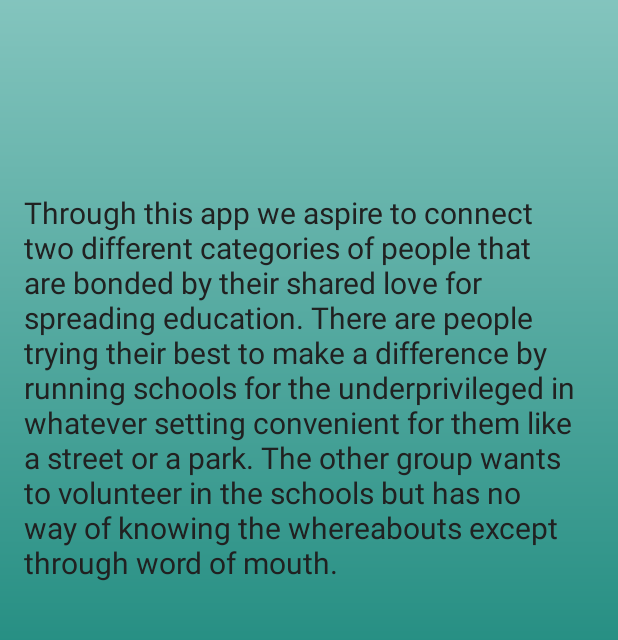
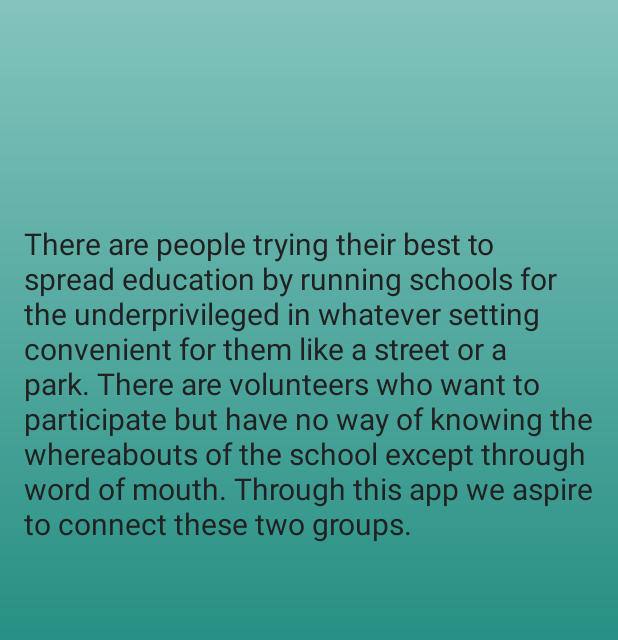
Before and after one commit to Uroos/Slum-Schools, an Android app: the screen it shows after launch (AboutActivity), in the side drawer, after a tap on "About", on a phone screen of 412 x 824 dp, the part 324-964 px from its top. Run offline under Robolectric (Android 15) with nearby library versions, the phone set to English and light mode, and no system bars; our stand-ins replace ButterKnife, Firebase (no records; nobody signed in at launch, a user with empty details on screens opened directly); libraries missing offline, so code that uses them is left out: com.firebase.ui; 2 statements that could not run were skipped.

Commit message:
Add splash screen

```diff
--- a/app/src/main/java/com/example/myapplication/AboutActivity.java
+++ b/app/src/main/java/com/example/myapplication/AboutActivity.java
@@ -1,8 +1,8 @@
 package com.example.myapplication;
 
+import android.os.Bundle;
 import android.support.v7.app.ActionBar;
 import android.support.v7.app.AppCompatActivity;
-import android.os.Bundle;
 import android.support.v7.widget.Toolbar;
 import android.view.MenuItem;
 
@@ -23,6 +23,7 @@ public class AboutActivity extends AppCompatActivity {
         actionbar.setDisplayHomeAsUpEnabled(true);
         actionbar.setHomeAsUpIndicator(R.drawable.ic_arrow_back_white_24dp);
     }
+
     @Override
     public boolean onOptionsItemSelected(MenuItem item) {
         switch (item.getItemId()) {
--- a/app/src/main/java/com/example/myapplication/MapsActivity.java
+++ b/app/src/main/java/com/example/myapplication/MapsActivity.java
@@ -3,6 +3,7 @@ package com.example.myapplication;
 import android.Manifest;
 import android.content.Intent;
 import android.content.pm.PackageManager;
+import android.graphics.drawable.AnimatedVectorDrawable;
 import android.location.Location;
 import android.os.Build;
 import android.os.Bundle;
@@ -33,7 +34,6 @@ import com.google.android.gms.maps.GoogleMap;
 import com.google.android.gms.maps.OnMapReadyCallback;
 import com.google.android.gms.maps.SupportMapFragment;
 import com.google.android.gms.maps.model.BitmapDescriptorFactory;
-import com.google.android.gms.maps.model.CameraPosition;
 import com.google.android.gms.maps.model.LatLng;
 import com.google.android.gms.maps.model.Marker;
 import com.google.android.gms.maps.model.MarkerOptions;
@@ -66,10 +66,10 @@ public class MapsActivity extends AppCompatActivity implements OnMapReadyCallbac
     private static final int REQUEST_LOCATION_PERMISSION = 1;
     private static final String TAG = MapsActivity.class.getName();
     private static final int MY_PERMISSION_REQUEST_FINE_LOCATION = 101;
-    private static final String MAPVIEW_BUNDLE_KEY="MapViewKey";
+    private static final String MAPVIEW_BUNDLE_KEY = "MapViewKey";
 
     // To limit the calls to get current location
-    private static int once=0;
+    private static int once = 0;
 
     private List<School> schools;
 
@@ -96,14 +96,18 @@ public class MapsActivity extends AppCompatActivity implements OnMapReadyCallbac
 
     @Override
     protected void onCreate(Bundle savedInstanceState) {
+
         super.onCreate(savedInstanceState);
         setContentView(R.layout.activity_maps);
         ButterKnife.bind(this);
+
+       // AnimatedVectorDrawable menuToBack = (AnimatedVectorDrawable) getDrawable(R.drawable.avd_menu_to_back);
+
         mapFragment = (SupportMapFragment) getSupportFragmentManager()
                 .findFragmentById(R.id.map);
 
         Bundle mapViewBundle = null;
-        if(savedInstanceState!=null){
+        if (savedInstanceState != null) {
             mapViewBundle = savedInstanceState.getBundle(MAPVIEW_BUNDLE_KEY);
         }
         // This arraylist will contain all the markers downloaded from the database.
@@ -118,7 +122,9 @@ public class MapsActivity extends AppCompatActivity implements OnMapReadyCallbac
         // Enable the app bar's "home" button by calling setDisplayHomeAsUpEnabled(true)
         ActionBar actionbar = getSupportActionBar();
         actionbar.setDisplayHomeAsUpEnabled(true);
-        actionbar.setHomeAsUpIndicator(R.drawable.ic_menu_white_24dp);
+       actionbar.setHomeAsUpIndicator(R.drawable.ic_menu_white_24dp);
+        //actionbar.setHomeAsUpIndicator(menuToBack);
+        //menuToBack.start();
 
         drawerLayout = findViewById(R.id.drawer_layout);
         navigationView = findViewById(R.id.nav_view);
@@ -145,8 +151,11 @@ public class MapsActivity extends AppCompatActivity implements OnMapReadyCallbac
             user = FirebaseAuth.getInstance().getCurrentUser();
         }
 
-        if(once==0) {
-            once=1;
+        // Run this part only when activity starts for the first time. This sets the camera on user
+        // location when app is first opened and permission is given. We don't want this code running
+        // at every rotation of the phone, as we want to preserve the state of the map.
+        if (once == 0) {
+            once = 1;
             if (isOnline(this)) {
                 if (ActivityCompat.checkSelfPermission(this, Manifest.permission.ACCESS_FINE_LOCATION) == PackageManager.PERMISSION_GRANTED) {
                     mFusedLocationClient.getLastLocation().addOnSuccessListener(this, new OnSuccessListener<Location>() {
@@ -156,7 +165,6 @@ public class MapsActivity extends AppCompatActivity implements OnMapReadyCallbac
                                 currentLatitude = location.getLatitude();
                                 currentLongitude = location.getLongitude();
                                 currentLatLng = new LatLng(currentLatitude, currentLongitude);
-                                // once ensures that only the first time camera zooms in to the current location
                                 mMap.moveCamera(CameraUpdateFactory.newLatLngZoom(currentLatLng, 10));
                                 //Log.v(TAG, "On current latitude is: " + location.getLatitude());
                             }
@@ -225,6 +233,7 @@ public class MapsActivity extends AppCompatActivity implements OnMapReadyCallbac
             }
         });
     }
+
     @Override
     public void onRequestPermissionsResult(int requestCode,
                                            @NonNull String[] permissions,
@@ -236,7 +245,7 @@ public class MapsActivity extends AppCompatActivity implements OnMapReadyCallbac
                 if (grantResults.length > 0
                         && grantResults[0]
                         == PackageManager.PERMISSION_GRANTED) {
-                   enableMyLocation();
+                    enableMyLocation();
                     break;
                 }
         }
@@ -247,7 +256,7 @@ public class MapsActivity extends AppCompatActivity implements OnMapReadyCallbac
                 Manifest.permission.ACCESS_FINE_LOCATION)
                 == PackageManager.PERMISSION_GRANTED) {
             mMap.setMyLocationEnabled(true);
-            if(once==1) {
+            if (once == 1) {
                 once = 2;
                 mFusedLocationClient.getLastLocation().addOnSuccessListener(this, new OnSuccessListener<Location>() {
                     @Override
@@ -266,10 +275,11 @@ public class MapsActivity extends AppCompatActivity implements OnMapReadyCallbac
             }
             Log.v(MapsActivity.this.getClass().getName(), "On Location is allowed");
 
-        }else{
+        } else {
             mMap.setMyLocationEnabled(false);
         }
     }
+
     // Attaching Auth State listener
     @Override
     protected void onPostResume() {
@@ -283,6 +293,7 @@ public class MapsActivity extends AppCompatActivity implements OnMapReadyCallbac
             firebaseAuth.addAuthStateListener(authStateListener);
         }
     }
+
     // Input Screen is opened for user to enter details about the school.
     private void launchInputScreen(LatLng latLng) {
         Intent intent = new Intent(this, InputActivity.class);
@@ -402,9 +413,9 @@ public class MapsActivity extends AppCompatActivity implements OnMapReadyCallbac
     protected void onSaveInstanceState(Bundle outState) {
         super.onSaveInstanceState(outState);
         Bundle bundle = outState.getBundle(MAPVIEW_BUNDLE_KEY);
-        if(bundle==null){
-            bundle=new Bundle();
-            outState.putBundle(MAPVIEW_BUNDLE_KEY,bundle);
+        if (bundle == null) {
+            bundle = new Bundle();
+            outState.putBundle(MAPVIEW_BUNDLE_KEY, bundle);
         }
         mapFragment.onSaveInstanceState(bundle);
     }
@@ -464,7 +475,7 @@ public class MapsActivity extends AppCompatActivity implements OnMapReadyCallbac
                 //start login screen if user is not logged in else dismiss to go back to maps
                 //Toast.makeText(this, "add marker is pressed", Toast.LENGTH_SHORT).show();
                 //Timber.v("add marker is pressed");
-                once=0;
+                once = 0;
                 if (isOnline(this)) {
                     if (user == null) {
                         startSignInFlow();
--- /dev/null
+++ b/app/src/main/res/drawable/avd_menu_to_back.xml
@@ -0,0 +1,14 @@
+<?xml version="1.0" encoding="utf-8"?>
+<animated-vector
+    xmlns:android="http://schemas.android.com/apk/res/android"
+    android:drawable="@drawable/ic_menu_white_24dp">
+
+    <target
+        android:name="@string/cross"
+        android:animation="@animator/menu_to_back" />
+
+    <target
+        android:name="@string/groupTickCross"
+        android:animation="@animator/rotate_menu_to_back" />
+
+</animated-vector>
--- a/app/src/main/res/drawable/ic_arrow_back_white_24dp.xml
+++ b/app/src/main/res/drawable/ic_arrow_back_white_24dp.xml
@@ -1,5 +1,6 @@
 <vector android:height="24dp" android:tint="#FFFFFF"
     android:viewportHeight="24.0" android:viewportWidth="24.0"
     android:width="24dp" xmlns:android="http://schemas.android.com/apk/res/android">
-    <path android:fillColor="#FF000000" android:pathData="M20,11H7.83l5.59,-5.59L12,4l-8,8 8,8 1.41,-1.41L7.83,13H20v-2z"/>
+    <path android:fillColor="#FF000000"
+        android:pathData="@string/path_back"/>
 </vector>
--- a/app/src/main/res/drawable/ic_menu_white_24dp.xml
+++ b/app/src/main/res/drawable/ic_menu_white_24dp.xml
@@ -1,5 +1,6 @@
 <vector android:height="24dp" android:tint="#FFFFFF"
     android:viewportHeight="24.0" android:viewportWidth="24.0"
     android:width="24dp" xmlns:android="http://schemas.android.com/apk/res/android">
-    <path android:fillColor="#FF000000" android:pathData="M3,18h18v-2L3,16v2zM3,13h18v-2L3,11v2zM3,6v2h18L21,6L3,6z"/>
+    <path android:fillColor="#FF000000"
+        android:pathData="@string/path_menu"/>
 </vector>
--- a/app/src/main/res/drawable/nav_background.xml
+++ b/app/src/main/res/drawable/nav_background.xml
@@ -1,4 +1,5 @@
 <?xml version="1.0" encoding="utf-8"?>
+<!--This file is added to show purple ripple on touch-->
 <ripple xmlns:android="http://schemas.android.com/apk/res/android"
     android:color="@color/colorPrimaryDark">
     <item android:id="@android:id/background">
--- /dev/null
+++ b/app/src/main/res/drawable/splash_background.xml
@@ -0,0 +1,18 @@
+<?xml version="1.0" encoding="utf-8"?>
+
+<!-- The android:opacity=”opaque” line — this is critical in preventing a flash of black as your theme transitions. -->
+<layer-list xmlns:android="http://schemas.android.com/apk/res/android"
+    android:opacity="opaque">
+
+    <!-- The background color,  the same as your normal theme -->
+    <item android:drawable="@drawable/background"/>
+
+    <!-- Your product logo  -->
+    <item>
+        <bitmap
+            android:src="@drawable/logo_with_name"
+            android:gravity="center"/>
+
+    </item>
+
+</layer-list>
--- a/app/src/main/res/layout/activity_maps.xml
+++ b/app/src/main/res/layout/activity_maps.xml
@@ -52,10 +52,10 @@
         android:layout_width="wrap_content"
         android:layout_height="match_parent"
         android:layout_gravity="start"
+        android:background="@color/colorText"
         android:elevation="@dimen/nav_drawer_elevation"
         android:fitsSystemWindows="true"
         app:headerLayout="@layout/nav_header"
-        android:background="@color/colorText"
         app:itemBackground="@drawable/nav_background"
         app:itemTextColor="@color/colorPrimaryDark"
         app:menu="@menu/drawer_view" />
--- a/app/src/main/res/values/dimens.xml
+++ b/app/src/main/res/values/dimens.xml
@@ -36,7 +36,7 @@
 
     <!-- Dimensions for navigation header -->
     <dimen name="nav_height">240dp</dimen>
-    <dimen name="nav_text_view">40sp</dimen>
+    <dimen name="nav_text_view">30sp</dimen>
     <dimen name="margin_56">56dp</dimen>
     <dimen name="nav_drawer_elevation">16dp</dimen>
     <dimen name="toolbar_elevation">4dp</dimen>
--- a/app/src/main/res/values/strings.xml
+++ b/app/src/main/res/values/strings.xml
@@ -34,16 +34,25 @@
     <string name="btn_save">Save</string>
 
     <!-- Details Activity and Input Activity-->
-    <string name="tv_about">Through this app we aspire to connect two different categories of people
-                            that are bonded by their shared love for spreading education. There are people
-                            trying their best to make a difference by running schools
+    <string name="tv_about"> There are people trying their best to spread education by running schools
                             for the underprivileged in whatever setting convenient for them like
-                            a street or a park. The other group wants to volunteer in the schools
-                            but has no way of knowing the whereabouts except through word of mouth.</string>
+                            a street or a park. There are volunteers who want to participate
+                            but have no way of knowing the whereabouts of the school except through word of mouth.
+                            Through this app we aspire to connect these two groups.</string>
 
     <!-- Content Descriptions-->
     <string name="content_description_call">call</string>
     <string name="content_description_email">send mail</string>
     <string name="content_description_like">like</string>
 
+    <!-- Paths for transitions-->
+    <!--<string name="path_menu">M3,18h18v-2L3,16v2zM3,13h18v-2L3,11v2zM3,6v2h18L21,6L3,6z</string>-->
+    <string name="path_menu">M 3.0,18.0 h 18.0 v -2.0 L 3.0,16.0 v 2.0 L 3.0,18.0 M 3.0,13.0 h 18.0 v -2.0 H 21.0 l 0.0,0.0 L 3.0,11.0 v 2.0 l 0.0,0.0 l 0.0,0.0 l 0.0,0.0 L 3.0,13.0 M 3.0,6.0 H 3.0 v 2.0 h 18.0 L 21.0,6.0 L 3.0,6.0 </string>
+    <!--<string name="path_back">M20,11H7.83l5.59,-5.59L12,4l-8,8 8,8 1.41,-1.41L7.83,13H20v-2z</string>-->
+    <string name="path_back">M 0.0,0.0 h 0.0 v 0.0 L 0.0,0.0 v 0.0 L 0.0,0.0 M 20.0,11.0 h 0.0 v 0.0 H 7.83 l 5.59,-5.59 L 12.0,4.0 v 0.0 l -8.0,8.0 l 8.0,8.0 l 1.41,-1.41 L 7.83,13.0 M 7.83,13.0 H 20.0 v -2.0 h 0.0 L 20.0,11.0 L 20.0,11.0 </string>
+    <string name="tick">tick</string>
+    <string name="cross">cross</string>
+    <string name="groupTickCross">groupTickCross</string>
+    <integer name="duration">450</integer>
+
 </resources>
--- a/app/src/main/res/values/styles.xml
+++ b/app/src/main/res/values/styles.xml
@@ -6,6 +6,17 @@
         <item name="colorPrimary">@color/colorPrimary</item>
         <item name="colorPrimaryDark">@color/colorPrimaryDark</item>
         <item name="colorAccent">@color/colorAccent</item>
+        <item name="drawerArrowStyle">@style/DrawerIcon</item>
+    </style>
+
+    <style name="AppTheme.Launcher">
+    <item name="android:windowBackground">@drawable/splash_background</item>
+    <!-- Optional, on Android 5+ you can modify the colorPrimaryDark color to match the windowBackground color for further branding-->
+    <!-- <item name="colorPrimaryDark">@android:color/white</item> -->
+    </style>
+
+    <style name="DrawerIcon" parent="Widget.AppCompat.DrawerArrowToggle">
+        <item name="color">@color/colorText</item>
     </style>
 
     <style name="AppTheme.AppBarOverlay" parent="ThemeOverlay.AppCompat.Dark.ActionBar" />
```
Also changed, not shown: app/src/main/AndroidManifest.xml (+6 -7 lines), app/src/main/java/com/example/myapplication/DetailActivity.java (+10 -4 lines), app/src/main/res/animator/back_to_menu.xml (added, +9 -0 lines), app/src/main/res/animator/menu_to_back.xml (added, +9 -0 lines), app/src/main/res/animator/rotate_back_to_menu.xml (added, +8 -0 lines), app/src/main/res/animator/rotate_menu_to_back.xml (added, +8 -0 lines), app/src/main/res/drawable/avd_back_to_menu.xml (added, +14 -0 lines), app/src/main/res/layout/nav_header.xml (+4 -4 lines).
